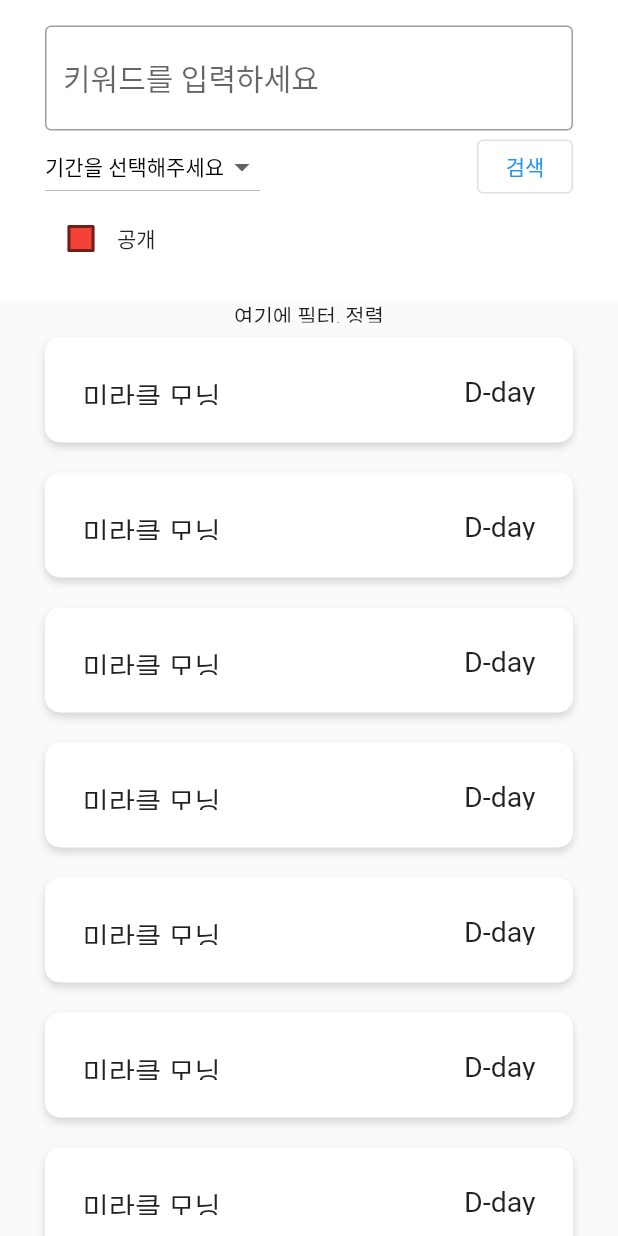
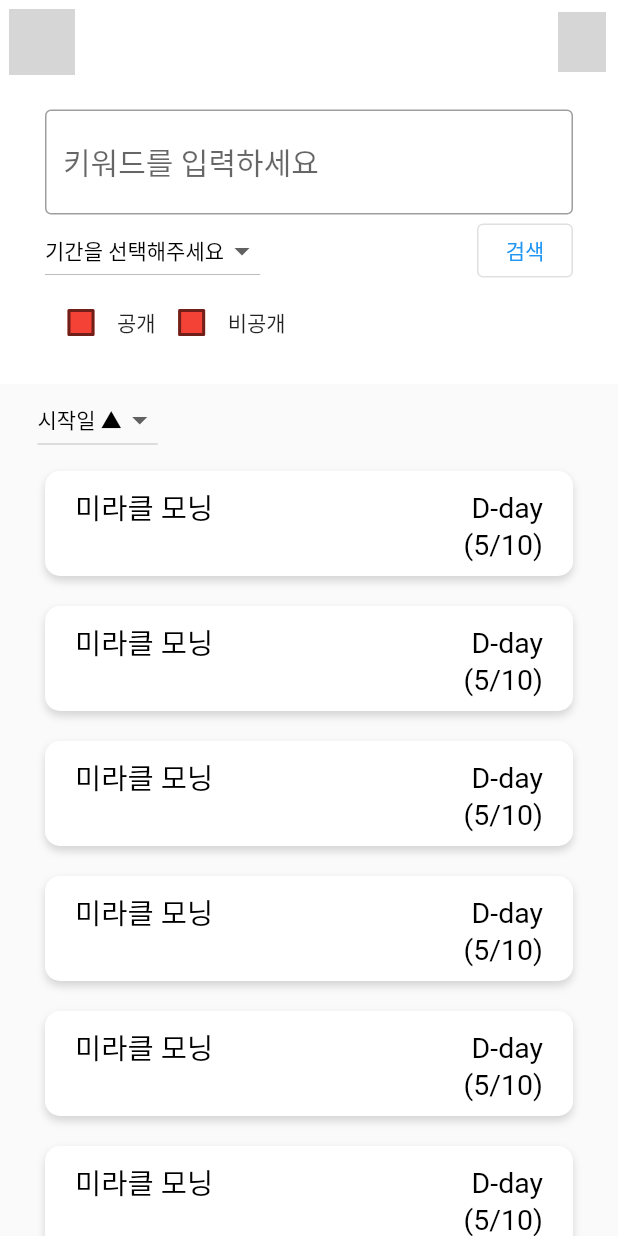
Before and after one commit to chaewool/Bin-goT, a Flutter app: the SearchGroup screen opened directly, on a phone screen of 412 x 824 dp. Run offline on Flutter 3.47's test engine with Material 2 defaults, Android fonts, the phone set to English and light mode, and no system bars; our stand-ins replace contained_tab_bar_view; Roboto replaces fonts that are missing (RIDIBatang); grey boxes are pictures that could not be loaded.

Commit message:
#7 #12 #13 :recycle: refactor : refactoring by spliting widget

```diff
--- a/frontend/lib/pages/search_group_page.dart
+++ b/frontend/lib/pages/search_group_page.dart
@@ -1,5 +1,8 @@
+import 'package:bin_got/pages/group_form_page.dart';
+import 'package:bin_got/widgets/app_bar.dart';
 import 'package:bin_got/widgets/list.dart';
 import 'package:bin_got/widgets/search_bar.dart';
+import 'package:bin_got/widgets/select_box.dart';
 import 'package:flutter/material.dart';
 
 class SearchGroup extends StatelessWidget {
@@ -7,16 +10,33 @@ class SearchGroup extends StatelessWidget {
 
   @override
   Widget build(BuildContext context) {
+    const List<String> dateFilter = <String>['시작일 ▲', '시작일 ▼'];
+    void toGroupForm() {
+      Navigator.push(
+          context, MaterialPageRoute(builder: (context) => const GroupForm()));
+    }
+
     return Scaffold(
-      // appBar: topBar(context),
+      appBar:
+          topBar(context: context, isMainPage: false, methodFunc1: toGroupForm),
       body: SingleChildScrollView(
         child: Column(children: [
           const SearchBar(),
-          const SizedBox(
-            height: 15,
-            child: Text('여기에 필터, 정렬'),
+          Padding(
+            padding: const EdgeInsets.symmetric(horizontal: 25),
+            child: Row(
+              mainAxisAlignment: MainAxisAlignment.start,
+              children: const [
+                SelectBox(
+                  selectList: dateFilter,
+                ),
+              ],
+            ),
           ),
-          for (int i = 0; i < 10; i += 1) const GroupList(),
+          for (int i = 0; i < 10; i += 1)
+            const GroupList(
+              isSearchMode: true,
+            ),
         ]),
       ),
     );
--- /dev/null
+++ b/frontend/lib/utilities/style.dart
@@ -0,0 +1,5 @@
+import 'package:flutter/material.dart';
+
+const nineteenText = TextStyle(fontSize: 19, color: Colors.black);
+
+const backgroundColor = Color(0xFFF4FCF9);
--- /dev/null
+++ b/frontend/lib/utilities/type_def.dart
@@ -0,0 +1 @@
+typedef ReturnVoid = void Function();
--- a/frontend/lib/widgets/app_bar.dart
+++ b/frontend/lib/widgets/app_bar.dart
@@ -1,10 +1,15 @@
 import 'package:bin_got/pages/my_page.dart';
 import 'package:bin_got/utilities/image_icon.dart';
+import 'package:bin_got/utilities/type_def.dart';
 import 'package:flutter/material.dart';
 
 // 재사용 가능하게 수정
 //
-AppBar topBar(BuildContext context) {
+AppBar topBar(
+    {required BuildContext context,
+    required bool isMainPage,
+    required ReturnVoid methodFunc1,
+    ReturnVoid? methodFunc2}) {
   return AppBar(
     elevation: 0,
     backgroundColor: Colors.white,
@@ -13,13 +18,12 @@ AppBar topBar(BuildContext context) {
       child: halfLogo,
     ),
     actions: [
-      IconButton(onPressed: () {}, icon: searchIcon),
-      IconButton(
-          onPressed: () {
-            Navigator.push(context,
-                MaterialPageRoute(builder: (context) => const MyPage()));
-          },
-          icon: myPageIcon)
+      isMainPage
+          ? IconButton(onPressed: methodFunc1, icon: searchIcon)
+          : const SizedBox(),
+      isMainPage
+          ? IconButton(onPressed: methodFunc2, icon: myPageIcon)
+          : IconButton(onPressed: methodFunc1, icon: createGroup)
     ],
   );
 }
--- a/frontend/lib/widgets/button.dart
+++ b/frontend/lib/widgets/button.dart
@@ -1,19 +1,36 @@
+import 'package:bin_got/utilities/type_def.dart';
 import 'package:flutter/material.dart';
 
-class Button extends StatelessWidget {
-  final String text;
-  final Color bgColor, textColor;
-  final int size;
-  const Button({
-    super.key,
-    required this.text,
-    required this.bgColor,
-    required this.textColor,
-    required this.size,
-  });
+// class Button extends StatelessWidget {
+//   final String text;
+//   final Color bgColor, textColor;
+//   final int size;
+//   const Button({
+//     super.key,
+//     required this.text,
+//     required this.bgColor,
+//     required this.textColor,
+//     required this.size,
+//   });
+
+//   @override
+//   Widget build(BuildContext context) {
+//     return Container();
+//   }
+// }
+
+class CustomButton extends StatelessWidget {
+  final ReturnVoid methodFunc;
+  final String buttonText;
+  const CustomButton(
+      {super.key, required this.methodFunc, required this.buttonText});
 
   @override
   Widget build(BuildContext context) {
-    return Container();
+    return OutlinedButton(
+      onPressed: methodFunc,
+      child: Text(buttonText),
+      // style: ButtonStyle(textStyle: MaterialStateProperty.),
+    );
   }
 }
--- a/frontend/lib/widgets/check_box.dart
+++ b/frontend/lib/widgets/check_box.dart
@@ -1,7 +1,8 @@
 import 'package:flutter/material.dart';
 
 class CustomCheckBox extends StatefulWidget {
-  const CustomCheckBox({super.key});
+  final String label;
+  const CustomCheckBox({super.key, required this.label});
 
   @override
   State<CustomCheckBox> createState() => _CustomCheckBox();
@@ -38,7 +39,7 @@ class _CustomCheckBox extends State<CustomCheckBox> {
             onChanged: changeChecked),
         GestureDetector(
           onTap: () {},
-          child: const Text('공개'),
+          child: Text(widget.label),
         )
       ],
     );
--- a/frontend/lib/widgets/list.dart
+++ b/frontend/lib/widgets/list.dart
@@ -1,11 +1,14 @@
 import 'package:bin_got/pages/group_main.dart';
+import 'package:bin_got/utilities/style.dart';
 import 'package:flutter/material.dart';
 
 class GroupList extends StatelessWidget {
-  const GroupList({super.key});
+  final bool isSearchMode;
+  const GroupList({super.key, required this.isSearchMode});
 
   @override
   Widget build(BuildContext context) {
+    const String count = '(5/10)';
     return Padding(
       padding: const EdgeInsets.symmetric(vertical: 10, horizontal: 30),
       child: GestureDetector(
@@ -28,12 +31,23 @@ class GroupList extends StatelessWidget {
                 ]),
             height: 70,
             child: Padding(
-              padding: const EdgeInsets.all(25),
-              child: Row(
-                mainAxisAlignment: MainAxisAlignment.spaceBetween,
-                children: const [
-                  Text('미라클 모닝', style: TextStyle(fontSize: 19)),
-                  Text('D-day', style: TextStyle(fontSize: 19)),
+              padding: const EdgeInsets.symmetric(vertical: 10, horizontal: 20),
+              child: Column(
+                mainAxisAlignment: MainAxisAlignment.center,
+                children: [
+                  Row(
+                    mainAxisAlignment: MainAxisAlignment.spaceBetween,
+                    children: const [
+                      Text('미라클 모닝', style: nineteenText),
+                      Text('D-day', style: nineteenText),
+                    ],
+                  ),
+                  Row(
+                    mainAxisAlignment: MainAxisAlignment.end,
+                    children: const [
+                      Text(count, style: nineteenText),
+                    ],
+                  )
                 ],
               ),
             )),
--- a/frontend/lib/widgets/search_bar.dart
+++ b/frontend/lib/widgets/search_bar.dart
@@ -1,4 +1,5 @@
 import 'package:bin_got/pages/search_group_page.dart';
+import 'package:bin_got/widgets/button.dart';
 import 'package:bin_got/widgets/check_box.dart';
 import 'package:bin_got/widgets/select_box.dart';
 import 'package:flutter/material.dart';
@@ -8,6 +9,14 @@ class SearchBar extends StatelessWidget {
 
   @override
   Widget build(BuildContext context) {
+    const List<String> period = <String>[
+      '기간을 선택해주세요',
+      '하루 ~ 한 달',
+      '한 달 ~ 세 달',
+      '세 달 ~ 여섯 달',
+      '여섯 달 ~ 아홉 달',
+      '아홉 달 ~ 1년'
+    ];
     return Container(
       decoration: const BoxDecoration(color: Colors.white),
       child: Padding(
@@ -23,21 +32,27 @@ class SearchBar extends StatelessWidget {
           Row(
             mainAxisAlignment: MainAxisAlignment.spaceBetween,
             children: [
-              const SelectBox(),
-              OutlinedButton(
-                onPressed: () {
+              const SelectBox(selectList: period),
+              CustomButton(
+                methodFunc: () {
                   Navigator.push(
                       context,
                       MaterialPageRoute(
                           builder: (context) => const SearchGroup()));
                 },
-                child: const Text('검색'),
-                // style: ButtonStyle(textStyle: MaterialStateProperty.),
-              )
+                buttonText: '검색',
+              ),
             ],
           ),
           Row(
-            children: const [CustomCheckBox()],
+            children: const [
+              CustomCheckBox(
+                label: '공개',
+              ),
+              CustomCheckBox(
+                label: '비공개',
+              )
+            ],
           )
         ]),
       ),
--- a/frontend/lib/widgets/select_box.dart
+++ b/frontend/lib/widgets/select_box.dart
@@ -1,28 +1,32 @@
 import 'package:flutter/material.dart';
 
-const List<String> period = <String>[
-  '기간을 선택해주세요',
-  '하루 ~ 한 달',
-  '한 달 ~ 세 달',
-  '세 달 ~ 여섯 달',
-  '여섯 달 ~ 아홉 달',
-  '아홉 달 ~ 1년'
-];
+// const List<String> period = <String>[
+//   '기간을 선택해주세요',
+//   '하루 ~ 한 달',
+//   '한 달 ~ 세 달',
+//   '세 달 ~ 여섯 달',
+//   '여섯 달 ~ 아홉 달',
+//   '아홉 달 ~ 1년'
+// ];
 const List<String> sort = <String>['모집 중', '전체'];
-
-const List<String> dateFilter = <String>['시작일 ▲', '시작일 ▼'];
 
 const List<String> publicFilter = <String>['공개', '비공개', '전체'];
 
 class SelectBox extends StatefulWidget {
-  const SelectBox({super.key});
+  final List<String> selectList;
+  const SelectBox({super.key, required this.selectList});
 
   @override
   State<SelectBox> createState() => _SelectBox();
 }
 
 class _SelectBox extends State<SelectBox> {
-  String dropdownValue = period.first;
+  late String dropdownValue;
+  @override
+  void initState() {
+    super.initState();
+    dropdownValue = widget.selectList.first;
+  }
 
   @override
   Widget build(BuildContext context) {
@@ -41,7 +45,7 @@ class _SelectBox extends State<SelectBox> {
           dropdownValue = value!;
         });
       },
-      items: period.map<DropdownMenuItem<String>>((String value) {
+      items: widget.selectList.map<DropdownMenuItem<String>>((String value) {
         return DropdownMenuItem<String>(
           value: value,
           child: Text(value),
```
Also changed, not shown: frontend/lib/pages/group_form_page.dart (added, +26 -0 lines), frontend/lib/pages/main_page.dart (+17 -19 lines).
